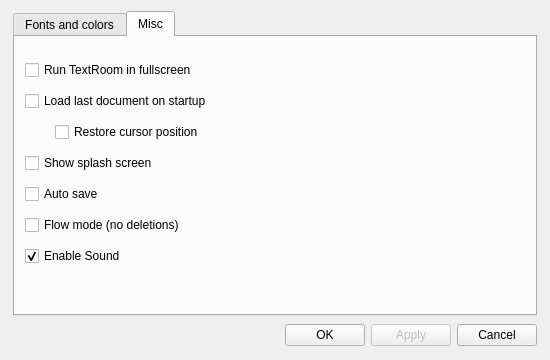
Before: the Qt Designer form branches/realtimestats/ui/optionsdialog.ui in zerger/textroom, drawn with Qt 5.
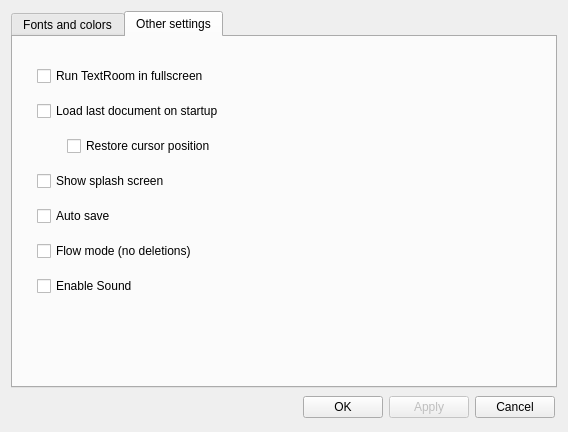
After: the same form once the commit is applied. The open tabs and pages were chosen to show the change.

Commit message: Added desktop entry and icon to installation, and Sounds install now

```diff
--- a/branches/realtimestats/ui/optionsdialog.ui
+++ b/branches/realtimestats/ui/optionsdialog.ui
@@ -5,8 +5,8 @@
    <rect>
     <x>0</x>
     <y>0</y>
-    <width>550</width>
-    <height>360</height>
+    <width>568</width>
+    <height>432</height>
    </rect>
   </property>
   <property name="sizePolicy" >
@@ -39,22 +39,6 @@
   <layout class="QVBoxLayout" >
    <item>
     <layout class="QHBoxLayout" >
-     <item>
-      <spacer>
-       <property name="orientation" >
-        <enum>Qt::Horizontal</enum>
-       </property>
-       <property name="sizeType" >
-        <enum>QSizePolicy::Minimum</enum>
-       </property>
-       <property name="sizeHint" >
-        <size>
-         <width>2</width>
-         <height>20</height>
-        </size>
-       </property>
-      </spacer>
-     </item>
      <item>
       <widget class="QTabWidget" name="tabWidget" >
        <property name="sizePolicy" >
@@ -69,6 +53,9 @@
          <height>16777215</height>
         </size>
        </property>
+       <property name="layoutDirection" >
+        <enum>Qt::LeftToRight</enum>
+       </property>
        <property name="currentIndex" >
         <number>0</number>
        </property>
@@ -76,13 +63,13 @@
         <attribute name="title" >
          <string>Fonts and colors</string>
         </attribute>
-        <widget class="QWidget" name="" >
+        <widget class="QWidget" name="layoutWidget" >
          <property name="geometry" >
           <rect>
            <x>10</x>
            <y>12</y>
            <width>415</width>
-           <height>224</height>
+           <height>316</height>
           </rect>
          </property>
          <layout class="QVBoxLayout" >
@@ -297,7 +284,7 @@
             <property name="sizeType" >
              <enum>QSizePolicy::Fixed</enum>
             </property>
-            <property name="sizeHint" >
+            <property name="sizeHint" stdset="0" >
              <size>
               <width>413</width>
               <height>20</height>
@@ -600,19 +587,33 @@
         </widget>
        </widget>
        <widget class="QWidget" name="tab_2" >
+        <property name="geometry" >
+         <rect>
+          <x>0</x>
+          <y>0</y>
+          <width>544</width>
+          <height>348</height>
+         </rect>
+        </property>
         <attribute name="title" >
-         <string>Misc</string>
+         <string>Other settings</string>
         </attribute>
         <widget class="QWidget" name="layoutWidget" >
          <property name="geometry" >
           <rect>
-           <x>10</x>
-           <y>18</y>
-           <width>198</width>
-           <height>221</height>
+           <x>20</x>
+           <y>20</y>
+           <width>201</width>
+           <height>251</height>
           </rect>
          </property>
          <layout class="QVBoxLayout" >
+          <property name="spacing" >
+           <number>10</number>
+          </property>
+          <property name="margin" >
+           <number>4</number>
+          </property>
           <item>
            <widget class="QCheckBox" name="fullScreenCheckBox" >
             <property name="text" >
@@ -637,7 +638,7 @@
               <property name="sizeType" >
                <enum>QSizePolicy::Fixed</enum>
               </property>
-              <property name="sizeHint" >
+              <property name="sizeHint" stdset="0" >
                <size>
                 <width>30</width>
                 <height>20</height>
@@ -687,44 +688,21 @@
             </property>
            </widget>
           </item>
-
-	   <item>
-	    <layout class="QHBoxLayout" >
-  		<item>
+          <item>
            <widget class="QCheckBox" name="soundCheckBox" >
             <property name="text" >
              <string>Enable Sound</string>
-              </property>
-              <property name="checked" >
-               <bool>true</bool>
-              </property>
-             </widget>
-            </item>
-		</layout>
-		</item>
-
- 
+            </property>
+            <property name="checked" >
+             <bool>false</bool>
+            </property>
+           </widget>
+          </item>
          </layout>
         </widget>
        </widget>
       </widget>
      </item>
-     <item>
-      <spacer>
-       <property name="orientation" >
-        <enum>Qt::Horizontal</enum>
-       </property>
-       <property name="sizeType" >
-        <enum>QSizePolicy::Minimum</enum>
-       </property>
-       <property name="sizeHint" >
-        <size>
-         <width>2</width>
-         <height>20</height>
-        </size>
-       </property>
-      </spacer>
-     </item>
     </layout>
    </item>
    <item>
@@ -737,7 +715,7 @@
        <property name="sizeType" >
         <enum>QSizePolicy::Expanding</enum>
        </property>
-       <property name="sizeHint" >
+       <property name="sizeHint" stdset="0" >
         <size>
          <width>261</width>
          <height>27</height>
@@ -777,7 +755,7 @@
        <property name="sizeType" >
         <enum>QSizePolicy::Minimum</enum>
        </property>
-       <property name="sizeHint" >
+       <property name="sizeHint" stdset="0" >
         <size>
          <width>2</width>
          <height>27</height>
```
Left out of the diff: 58 changed lines with no effect on the pictures. The commit also changes 2 other files.
